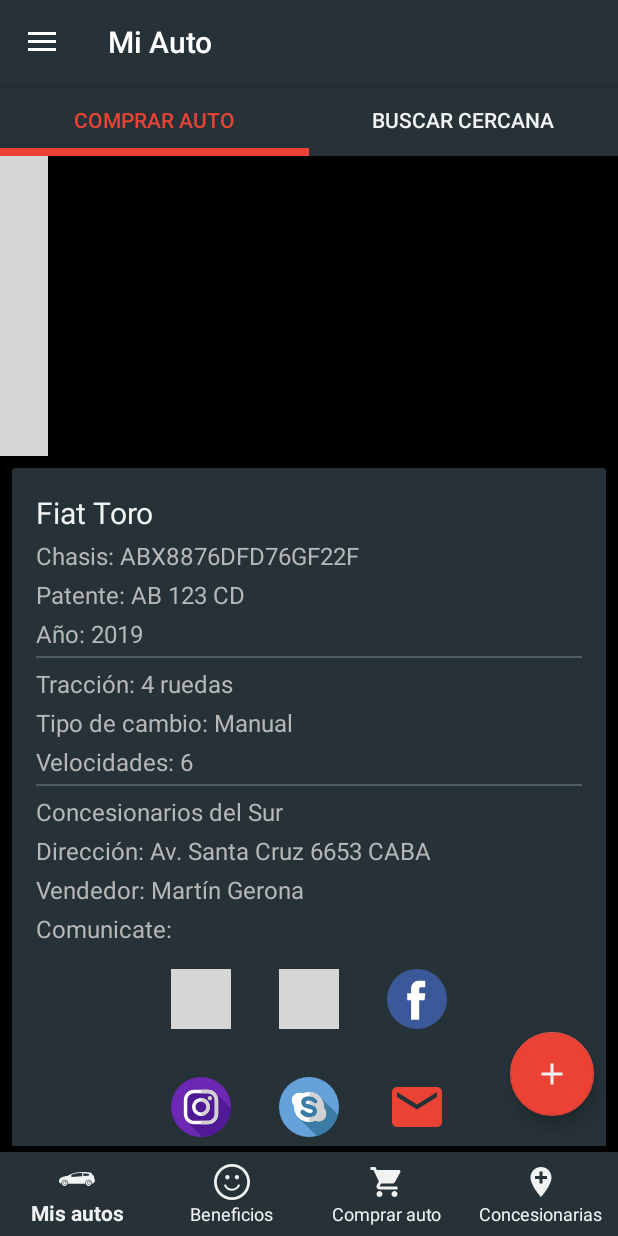
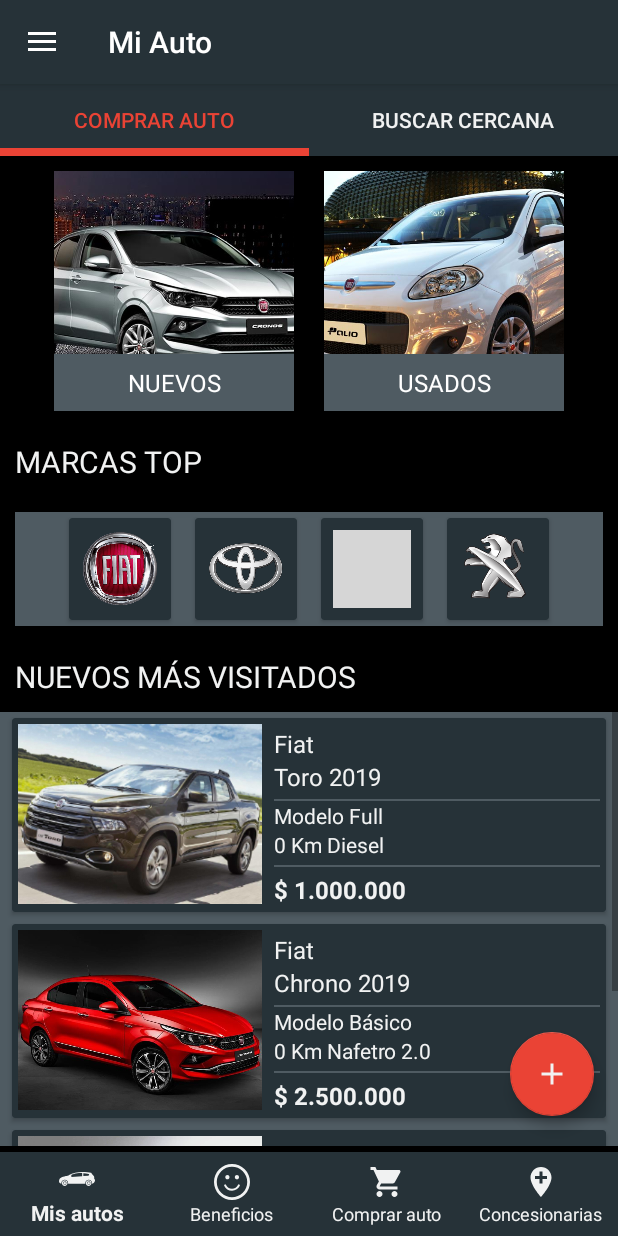
Before and after one commit to dmerniestic1987/cardPublicity, an Android app: the fragment CarDealerTabFragment placed in its activity, in the side drawer, after a tap on "Buscar concesionarias", on a phone screen of 412 x 824 dp. Run offline under Robolectric (Android 15) with nearby library versions, the phone set to English and light mode, and no system bars; libraries missing offline, so code that uses them is left out: com.smarteist.autoimageslider; plain views replace SliderLayout; 10 statements that could not run were skipped; grey boxes are pictures that could not be loaded.

Commit message:
Se agrega pantalla de compra de autos

```diff
--- a/CardPublicity/app/build.gradle
+++ b/CardPublicity/app/build.gradle
@@ -29,4 +29,5 @@
     testImplementation 'junit:junit:4.12'
     androidTestImplementation 'com.android.support.test:runner:1.0.2'
     androidTestImplementation 'com.android.support.test.espresso:espresso-core:3.0.2'
+    implementation 'com.android.support:recyclerview-v7:28.0.0'
 }
--- /dev/null
+++ b/CardPublicity/app/src/main/java/ar/com/betex/cardpublicity/fragments/BuyCarFragment.java
@@ -0,0 +1,45 @@
+package ar.com.betex.cardpublicity.fragments;
+
+import android.content.Context;
+import android.net.Uri;
+import android.os.Bundle;
+import android.support.v4.app.Fragment;
+import android.view.LayoutInflater;
+import android.view.View;
+import android.view.ViewGroup;
+
+import ar.com.betex.cardpublicity.R;
+
+public class BuyCarFragment extends Fragment {
+
+    public BuyCarFragment() {
+        // Required empty public constructor
+    }
+
+    /**
+     * Use this factory method to create a new instance of
+     * this fragment using the provided parameters.
+     * @return A new instance of fragment BuyCarFragment.
+     */
+    // TODO: Rename and change types and number of parameters
+    public static BuyCarFragment newInstance() {
+        BuyCarFragment fragment = new BuyCarFragment();
+        Bundle args = new Bundle();
+        fragment.setArguments(args);
+        return fragment;
+    }
+
+    @Override
+    public void onCreate(Bundle savedInstanceState) {
+        super.onCreate(savedInstanceState);
+        if (getArguments() != null) {
+        }
+    }
+
+    @Override
+    public View onCreateView(LayoutInflater inflater, ViewGroup container,
+                             Bundle savedInstanceState) {
+        // Inflate the layout for this fragment
+        return inflater.inflate(R.layout.fragment_buy_car, container, false);
+    }
+}
--- a/CardPublicity/app/src/main/java/ar/com/betex/cardpublicity/fragments/CarDealerTabFragment.java
+++ b/CardPublicity/app/src/main/java/ar/com/betex/cardpublicity/fragments/CarDealerTabFragment.java
@@ -73,7 +73,7 @@
         public Fragment getItem(int position) {
             switch (position) {
                 case 0:
-                    return MyCarInfoFragment.newInstance("","");
+                    return BuyCarFragment.newInstance();
                 case 1:
                     return CarDealerNearFragment.newInstance();
             }
--- /dev/null
+++ b/CardPublicity/app/src/main/res/layout/fragment_buy_car.xml
@@ -0,0 +1,109 @@
+<?xml version="1.0" encoding="utf-8"?>
+<LinearLayout xmlns:android="http://schemas.android.com/apk/res/android"
+    xmlns:tools="http://schemas.android.com/tools"
+    android:layout_width="match_parent"
+    android:layout_height="match_parent"
+    tools:context=".fragments.BuyCarFragment"
+    android:orientation="vertical"
+    android:background="@color/colorPrimaryDark">
+
+    <ScrollView
+        android:layout_width="match_parent"
+        android:layout_height="wrap_content">
+
+        <LinearLayout
+            android:layout_width="match_parent"
+            android:layout_height="wrap_content"
+            android:orientation="vertical">
+                <LinearLayout
+                    android:layout_width="match_parent"
+                    android:layout_height="wrap_content"
+                    android:orientation="horizontal"
+                    android:gravity="center">
+
+                    <FrameLayout xmlns:android="http://schemas.android.com/apk/res/android"
+                        android:layout_width="160dp"
+                        android:layout_height="160dp"
+                        android:layout_margin="10dp">
+
+                        <ImageView
+                            android:layout_width="match_parent"
+                            android:layout_height="match_parent"
+                            android:scaleType="centerCrop"
+                            android:transitionName="Imagen transición"
+                            android:src="@drawable/fiat_nuevo"/>
+
+                        <TextView
+                            android:layout_width="match_parent"
+                            android:layout_height="wrap_content"
+                            android:maxLines="1"
+                            android:text="NUEVOS"
+                            android:background="@color/colorPrimaryLight"
+                            android:padding="@dimen/card_gridView_padding"
+                            android:layout_gravity="bottom"
+                            android:textAppearance="@style/TextAppearance.AppCompat.Subhead"
+                            android:textColor="@android:color/white"
+                            android:textAlignment="center"/>
+                    </FrameLayout>
+
+                    <FrameLayout xmlns:android="http://schemas.android.com/apk/res/android"
+                        android:layout_width="160dp"
+                        android:layout_height="160dp"
+                        android:layout_margin="10dp">
+                        <ImageView
+                            android:layout_width="match_parent"
+                            android:layout_height="match_parent"
+                            android:scaleType="centerCrop"
+                            android:transitionName="Imagen transición"
+                            android:src="@drawable/fiat_usado"/>
+
+                        <TextView
+                            android:layout_width="match_parent"
+                            android:layout_height="wrap_content"
+                            android:maxLines="1"
+                            android:text="USADOS"
+                            android:background="@color/colorPrimaryLight"
+                            android:padding="@dimen/card_gridView_padding"
+                            android:layout_gravity="bottom"
+                            android:textAppearance="@style/TextAppearance.AppCompat.Subhead"
+                            android:textColor="@android:color/white"
+                            android:textAlignment="center"/>
+                    </FrameLayout>
+
+                </LinearLayout>
+
+                <TextView
+                    android:layout_width="match_parent"
+                    android:layout_height="wrap_content"
+                    android:text="MARCAS TOP"
+                    android:layout_margin="10dp"
+                    android:textSize="@dimen/material_text_title"
+                    android:textColor="@color/white"
+                    />
+
+                <FrameLayout
+                    android:layout_width="match_parent"
+                    android:layout_height="wrap_content"
+                    android:layout_margin="10dp">
+                    <include layout="@layout/brand_car_button_bar"/>
+                </FrameLayout>
+
+                <TextView
+                    android:layout_width="match_parent"
+                    android:layout_height="wrap_content"
+                    android:text="NUEVOS MÁS VISITADOS"
+                    android:layout_margin="10dp"
+                    android:textSize="@dimen/material_text_title"
+                    android:textColor="@color/white"/>
+
+                <include layout="@layout/list_car_cards"/>
+
+        </LinearLayout>
+
+
+    </ScrollView>
+
+
+
+
+</LinearLayout>
--- a/CardPublicity/app/src/main/res/layout/item_grid_accesories.xml
+++ b/CardPublicity/app/src/main/res/layout/item_grid_accesories.xml
@@ -35,6 +35,4 @@
             android:textAppearance="@style/TextAppearance.AppCompat.Body1"
             android:textColor="@android:color/white" />
     </LinearLayout>
-
-
 </FrameLayout>
--- /dev/null
+++ b/CardPublicity/app/src/main/res/layout/list_car_cards.xml
@@ -0,0 +1,275 @@
+<?xml version="1.0" encoding="utf-8"?>
+
+<LinearLayout xmlns:android="http://schemas.android.com/apk/res/android"
+    xmlns:app="http://schemas.android.com/apk/res-auto"
+    xmlns:card_view="http://schemas.android.com/tools"
+    android:layout_width="match_parent"
+    android:layout_height="wrap_content"
+    app:layout_behavior="@string/appbar_scrolling_view_behavior"
+    android:orientation="vertical"
+    android:background="@color/colorPrimaryLight">
+
+    <android.support.v7.widget.CardView xmlns:android="http://schemas.android.com/apk/res/android"
+        xmlns:app="http://schemas.android.com/apk/res-auto"
+        xmlns:card_view="http://schemas.android.com/tools"
+        android:layout_width="match_parent"
+        android:layout_height="wrap_content"
+        android:layout_marginBottom="@dimen/card_margin_vertical_big_activity"
+        android:layout_marginEnd="@dimen/card_margin_horizontal_big_activity"
+        android:layout_marginStart="@dimen/card_margin_horizontal_big_activity"
+        android:layout_marginTop="@dimen/card_margin_vertical_big_activity"
+        android:foreground="?attr/selectableItemBackground"
+        card_view:cardCornerRadius="@dimen/card_recycler_corner_radius"
+        card_view:cardElevation="@dimen/card_recycler_elevation"
+        app:cardBackgroundColor="@color/colorPrimary"
+        >
+
+        <LinearLayout
+            android:layout_width="match_parent"
+            android:layout_height="wrap_content"
+            android:orientation="horizontal"
+            android:layout_margin="4dp">
+
+            <ImageView
+                android:layout_width="50dp"
+                android:layout_height="120dp"
+                android:layout_weight="1"
+                app:srcCompat="@drawable/fiat_toro_01"
+                android:scaleType="centerCrop"/>
+
+            <LinearLayout
+                android:layout_width="0dp"
+                android:layout_height="wrap_content"
+                android:layout_weight="2"
+                android:orientation="vertical"
+                android:paddingLeft="8dp"
+                android:paddingTop="2dp">
+
+                <TextView
+                    android:layout_width="wrap_content"
+                    android:layout_height="wrap_content"
+                    android:text="Fiat"
+                    android:textColor="@color/white"
+                    android:textSize="@dimen/material_text_subhead"/>
+
+                <TextView
+                    android:layout_width="wrap_content"
+                    android:layout_height="wrap_content"
+                    android:text="Toro 2019"
+                    android:textColor="@color/white"
+                    android:textSize="@dimen/material_text_subhead"/>
+
+                <View
+                    android:layout_width="match_parent"
+                    android:layout_height="1dp"
+                    android:background="@color/colorPrimaryLight"
+                    android:layout_marginTop="4dp"/>
+
+                <TextView
+                    android:layout_width="wrap_content"
+                    android:layout_height="wrap_content"
+                    android:text="Modelo Full"
+                    android:textColor="@color/white"
+                    android:textSize="@dimen/material_text_body1"/>
+
+                <TextView
+                    android:layout_width="wrap_content"
+                    android:layout_height="wrap_content"
+                    android:text="0 Km Diesel"
+                    android:textColor="@color/white"
+                    android:textSize="@dimen/material_text_body1"/>
+                <View
+                    android:layout_width="match_parent"
+                    android:layout_height="1dp"
+                    android:background="@color/colorPrimaryLight"
+                    android:layout_marginTop="4dp"/>
+                <TextView
+                    android:layout_width="wrap_content"
+                    android:layout_height="wrap_content"
+                    android:text="$ 1.000.000"
+                    android:textColor="@color/white"
+                    android:textSize="@dimen/material_text_subhead"
+                    android:textStyle="bold"
+                    android:layout_marginTop="4dp"/>
+
+
+            </LinearLayout>
+        </LinearLayout>
+    </android.support.v7.widget.CardView>
+
+    <android.support.v7.widget.CardView xmlns:android="http://schemas.android.com/apk/res/android"
+        xmlns:app="http://schemas.android.com/apk/res-auto"
+        xmlns:card_view="http://schemas.android.com/tools"
+        android:layout_width="match_parent"
+        android:layout_height="wrap_content"
+        android:layout_marginBottom="@dimen/card_margin_vertical_big_activity"
+        android:layout_marginEnd="@dimen/card_margin_horizontal_big_activity"
+        android:layout_marginStart="@dimen/card_margin_horizontal_big_activity"
+        android:layout_marginTop="@dimen/card_margin_vertical_big_activity"
+        android:foreground="?attr/selectableItemBackground"
+        card_view:cardCornerRadius="@dimen/card_recycler_corner_radius"
+        card_view:cardElevation="@dimen/card_recycler_elevation"
+        app:cardBackgroundColor="@color/colorPrimary"
+        >
+
+        <LinearLayout
+            android:layout_width="match_parent"
+            android:layout_height="wrap_content"
+            android:orientation="horizontal"
+            android:layout_margin="4dp">
+
+            <ImageView
+                android:layout_width="50dp"
+                android:layout_height="120dp"
+                android:layout_weight="1"
+                app:srcCompat="@drawable/fiat_chronos"
+                android:scaleType="centerCrop"/>
+
+            <LinearLayout
+                android:layout_width="0dp"
+                android:layout_height="wrap_content"
+                android:layout_weight="2"
+                android:orientation="vertical"
+                android:paddingLeft="8dp"
+                android:paddingTop="2dp">
+
+                <TextView
+                    android:layout_width="wrap_content"
+                    android:layout_height="wrap_content"
+                    android:text="Fiat"
+                    android:textColor="@color/white"
+                    android:textSize="@dimen/material_text_subhead"/>
+
+                <TextView
+                    android:layout_width="wrap_content"
+                    android:layout_height="wrap_content"
+                    android:text="Chrono 2019"
+                    android:textColor="@color/white"
+                    android:textSize="@dimen/material_text_subhead"/>
+
+                <View
+                    android:layout_width="match_parent"
+                    android:layout_height="1dp"
+                    android:background="@color/colorPrimaryLight"
+                    android:layout_marginTop="4dp"/>
+
+                <TextView
+                    android:layout_width="wrap_content"
+                    android:layout_height="wrap_content"
+                    android:text="Modelo Básico"
+                    android:textColor="@color/white"
+                    android:textSize="@dimen/material_text_body1"/>
+
+                <TextView
+                    android:layout_width="wrap_content"
+                    android:layout_height="wrap_content"
+                    android:text="0 Km Nafetro 2.0"
+                    android:textColor="@color/white"
+                    android:textSize="@dimen/material_text_body1"/>
+                <View
+                    android:layout_width="match_parent"
+                    android:layout_height="1dp"
+                    android:background="@color/colorPrimaryLight"
+                    android:layout_marginTop="4dp"/>
+                <TextView
+                    android:layout_width="wrap_content"
+                    android:layout_height="wrap_content"
+                    android:text="$ 2.500.000"
+                    android:textColor="@color/white"
+                    android:textSize="@dimen/material_text_subhead"
+                    android:textStyle="bold"
+                    android:layout_marginTop="4dp"/>
+
+
+            </LinearLayout>
+        </LinearLayout>
+    </android.support.v7.widget.CardView>
+
+    <android.support.v7.widget.CardView xmlns:android="http://schemas.android.com/apk/res/android"
+        xmlns:app="http://schemas.android.com/apk/res-auto"
+        xmlns:card_view="http://schemas.android.com/tools"
+        android:layout_width="match_parent"
+        android:layout_height="wrap_content"
+        android:layout_marginBottom="@dimen/card_margin_vertical_big_activity"
+        android:layout_marginEnd="@dimen/card_margin_horizontal_big_activity"
+        android:layout_marginStart="@dimen/card_margin_horizontal_big_activity"
+        android:layout_marginTop="@dimen/card_margin_vertical_big_activity"
+        android:foreground="?attr/selectableItemBackground"
+        card_view:cardCornerRadius="@dimen/card_recycler_corner_radius"
+        card_view:cardElevation="@dimen/card_recycler_elevation"
+        app:cardBackgroundColor="@color/colorPrimary"
+        >
+
+        <LinearLayout
+            android:layout_width="match_parent"
+            android:layout_height="wrap_content"
+            android:orientation="horizontal"
+            android:layout_margin="4dp">
+
+            <ImageView
+                android:layout_width="50dp"
+                android:layout_height="120dp"
+                android:layout_weight="1"
+                app:srcCompat="@drawable/toyota_corola"
+                android:scaleType="centerCrop"/>
+
+            <LinearLayout
+                android:layout_width="0dp"
+                android:layout_height="wrap_content"
+                android:layout_weight="2"
+                android:orientation="vertical"
+                android:paddingLeft="8dp"
+                android:paddingTop="2dp">
+
+                <TextView
+                    android:layout_width="wrap_content"
+                    android:layout_height="wrap_content"
+                    android:text="Fiat"
+                    android:textColor="@color/white"
+                    android:textSize="@dimen/material_text_subhead"/>
+
+                <TextView
+                    android:layout_width="wrap_content"
+                    android:layout_height="wrap_content"
+                    android:text="Chrono 2019"
+                    android:textColor="@color/white"
+                    android:textSize="@dimen/material_text_subhead"/>
+
+                <View
+                    android:layout_width="match_parent"
+                    android:layout_height="1dp"
+                    android:background="@color/colorPrimaryLight"
+                    android:layout_marginTop="4dp"/>
+
+                <TextView
+                    android:layout_width="wrap_content"
+                    android:layout_height="wrap_content"
+                    android:text="Modelo Básico"
+                    android:textColor="@color/white"
+                    android:textSize="@dimen/material_text_body1"/>
+
+                <TextView
+                    android:layout_width="wrap_content"
+                    android:layout_height="wrap_content"
+                    android:text="0 Km Nafetro 2.0"
+                    android:textColor="@color/white"
+                    android:textSize="@dimen/material_text_body1"/>
+                <View
+                    android:layout_width="match_parent"
+                    android:layout_height="1dp"
+                    android:background="@color/colorPrimaryLight"
+                    android:layout_marginTop="4dp"/>
+                <TextView
+                    android:layout_width="wrap_content"
+                    android:layout_height="wrap_content"
+                    android:text="$ 2.500.000"
+                    android:textColor="@color/white"
+                    android:textSize="@dimen/material_text_subhead"
+                    android:textStyle="bold"
+                    android:layout_marginTop="4dp"/>
+
+
+            </LinearLayout>
+        </LinearLayout>
+    </android.support.v7.widget.CardView>
+</LinearLayout>
```
Also changed, not shown: CardPublicity/app/src/main/res/drawable/fiat_chronos.jpg (added), CardPublicity/app/src/main/res/drawable/fiat_nuevo.jpg (added), CardPublicity/app/src/main/res/drawable/fiat_usado.jpg (added), CardPublicity/app/src/main/res/drawable/toyota_corola.jpg (added).
